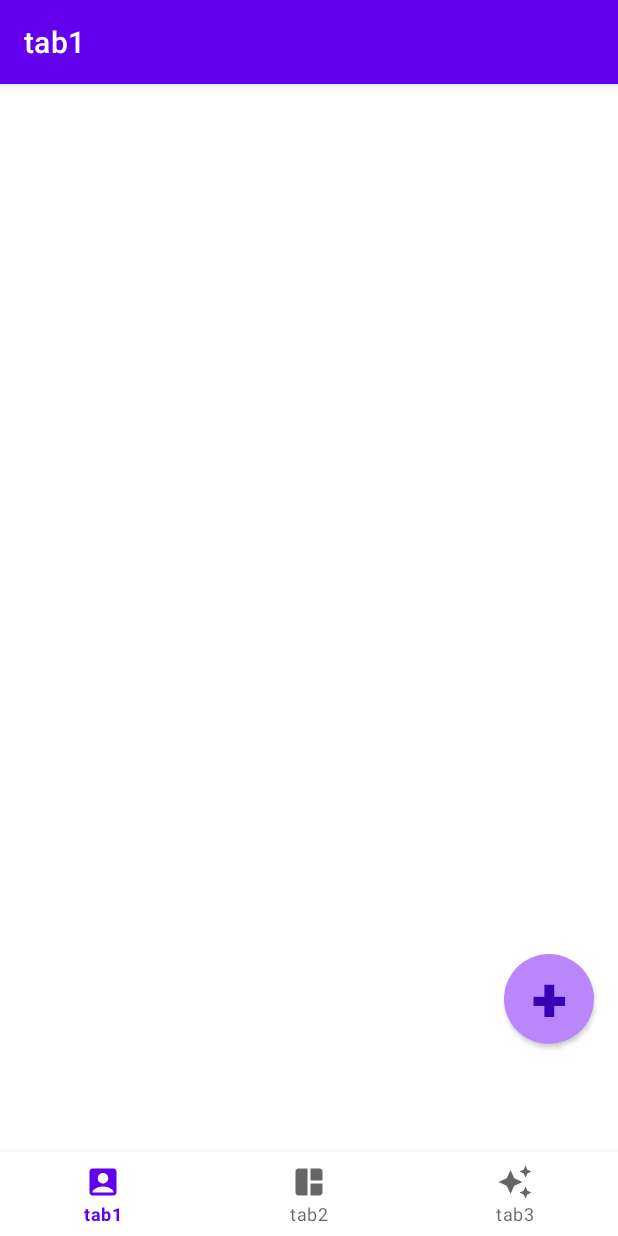
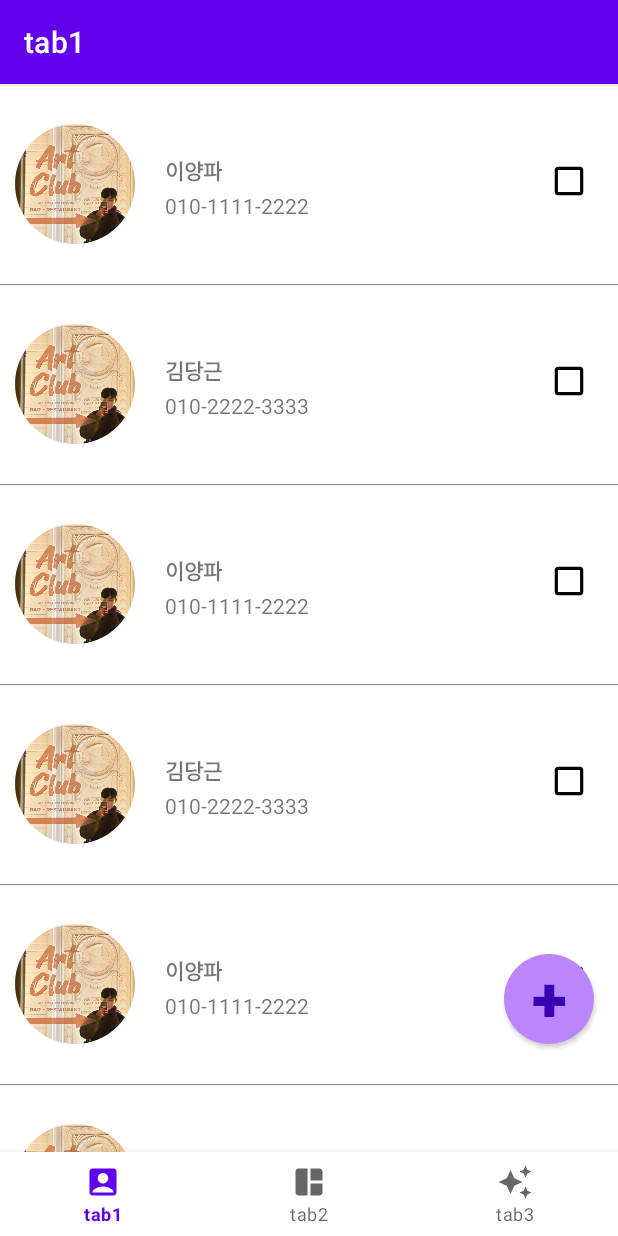
Before and after one commit to hiyseo/Please, an Android app: the screen it shows after launch (MainActivity), on a phone screen of 412 x 824 dp. Run offline under Robolectric (Android 15) with nearby library versions, the phone set to English and light mode, and no system bars; our stand-ins replace navigation-ui.

Commit message:
12/30 18:23

```diff
--- a/app/src/main/java/com/example/week1/ui/contact/ContactFragment.kt
+++ b/app/src/main/java/com/example/week1/ui/contact/ContactFragment.kt
@@ -8,12 +8,15 @@ import android.widget.TextView
 import androidx.fragment.app.Fragment
 import androidx.lifecycle.ViewModelProvider
 import androidx.recyclerview.widget.LinearLayoutManager
+import androidx.recyclerview.widget.RecyclerView
 import com.example.week1.R
 import com.example.week1.databinding.FragmentHomeBinding
 
 
 
 class ContactFragment : Fragment() {
+//    private lateinit var recyclerView: RecyclerView //RecyclerView 클래스 인스턴스
+//    private lateinit var adapter: MyAdapter //MyAdapter 클래스 인스턴스
 
     private var _binding: FragmentHomeBinding? = null
 
@@ -32,12 +35,12 @@ class ContactFragment : Fragment() {
         _binding = FragmentHomeBinding.inflate(inflater, container, false)
         val root: View = binding.root
 
+
 //        val textView: TextView = binding.textHome
 //        homeViewModel.text.observe(viewLifecycleOwner) {
 //            textView.text = it
 //        }
-        val recyclerView = binding.recyclerView
-        recyclerView.layoutManager = LinearLayoutManager(context)
+
 
         val dataList = mutableListOf<MyItem>()
         dataList.add(MyItem(R.drawable.image_profile, "이양파", "010-1111-2222", false))
@@ -50,6 +53,14 @@ class ContactFragment : Fragment() {
         dataList.add(MyItem(R.drawable.image_profile, "김당근", "010-2222-3333", false))
         dataList.add(MyItem(R.drawable.image_profile, "이양파", "010-1111-2222", false))
         dataList.add(MyItem(R.drawable.image_profile, "김당근", "010-2222-3333", false))
+
+        val recyclerView = binding.recyclerView
+        recyclerView.layoutManager = LinearLayoutManager(context)
+        val adapter = MyAdapter(dataList)
+        recyclerView.adapter = adapter
+        val decoration = MyAdapter.AddressAdapterDecoration()
+        recyclerView.addItemDecoration(decoration)
+
         return root
     }
 
--- a/app/src/main/java/com/example/week1/ui/contact/MyAdapter.kt
+++ b/app/src/main/java/com/example/week1/ui/contact/MyAdapter.kt
@@ -119,10 +119,11 @@ class MyAdapter (val items: MutableList<MyItem>) : RecyclerView.Adapter<Recycler
                 val child = parent.getChildAt(i)
                 val layoutParams = child.layoutParams as RecyclerView.LayoutParams
                 val top = (child.bottom + layoutParams.bottomMargin + 40).toFloat()
-                val bottom = top + 1f
 
                 val left = parent.paddingStart.toFloat()
                 val right = (parent.width - parent.paddingEnd).toFloat()
+
+                val bottom = top + 1f
 
                 c.drawRect(left, top, right, bottom, paint)
             }
--- a/app/src/main/res/layout/activity_main.xml
+++ b/app/src/main/res/layout/activity_main.xml
@@ -3,18 +3,7 @@
     xmlns:app="http://schemas.android.com/apk/res-auto"
     android:id="@+id/container"
     android:layout_width="match_parent"
-    android:layout_height="match_parent"
-    android:paddingTop="?attr/actionBarSize">
-
-    <androidx.recyclerview.widget.RecyclerView
-        android:id="@+id/recyclerView"
-        android:layout_width="match_parent"
-        android:layout_height="match_parent"
-        android:clickable="true"
-        app:layout_constraintBottom_toBottomOf="parent"
-        app:layout_constraintEnd_toEndOf="parent"
-        app:layout_constraintStart_toStartOf="parent"
-        app:layout_constraintTop_toTopOf="parent" />
+    android:layout_height="match_parent">
 
     <com.google.android.material.bottomnavigation.BottomNavigationView
         android:id="@+id/nav_view"
@@ -34,7 +23,7 @@
         android:layout_width="match_parent"
         android:layout_height="match_parent"
         app:defaultNavHost="true"
-        app:layout_constraintBottom_toTopOf="@id/nav_view"
+        app:layout_constraintBottom_toTopOf="@+id/nav_view"
         app:layout_constraintHorizontal_bias="0.0"
         app:layout_constraintLeft_toLeftOf="parent"
         app:layout_constraintRight_toRightOf="parent"
--- a/app/src/main/res/layout/fragment_home.xml
+++ b/app/src/main/res/layout/fragment_home.xml
@@ -32,17 +32,4 @@
         app:layout_constraintBottom_toBottomOf="parent"
         app:layout_constraintEnd_toEndOf="parent" />
 
-    <TextView
-        android:id="@+id/text_home"
-        android:layout_width="match_parent"
-        android:layout_height="wrap_content"
-        android:layout_marginStart="8dp"
-        android:layout_marginTop="8dp"
-        android:layout_marginEnd="8dp"
-        android:textAlignment="center"
-        android:textSize="20sp"
-        app:layout_constraintBottom_toBottomOf="parent"
-        app:layout_constraintEnd_toEndOf="parent"
-        app:layout_constraintStart_toStartOf="parent"
-        app:layout_constraintTop_toTopOf="parent" />
 </androidx.constraintlayout.widget.ConstraintLayout>
--- a/app/src/main/res/layout/item_rv.xml
+++ b/app/src/main/res/layout/item_rv.xml
@@ -3,7 +3,8 @@
     xmlns:android="http://schemas.android.com/apk/res/android"
     xmlns:app="http://schemas.android.com/apk/res-auto"
     android:layout_width="match_parent"
-    android:layout_height="match_parent">
+    android:layout_height="wrap_content">
+
     <ImageView
         android:id="@+id/profile"
         android:layout_width="80dp"
```
